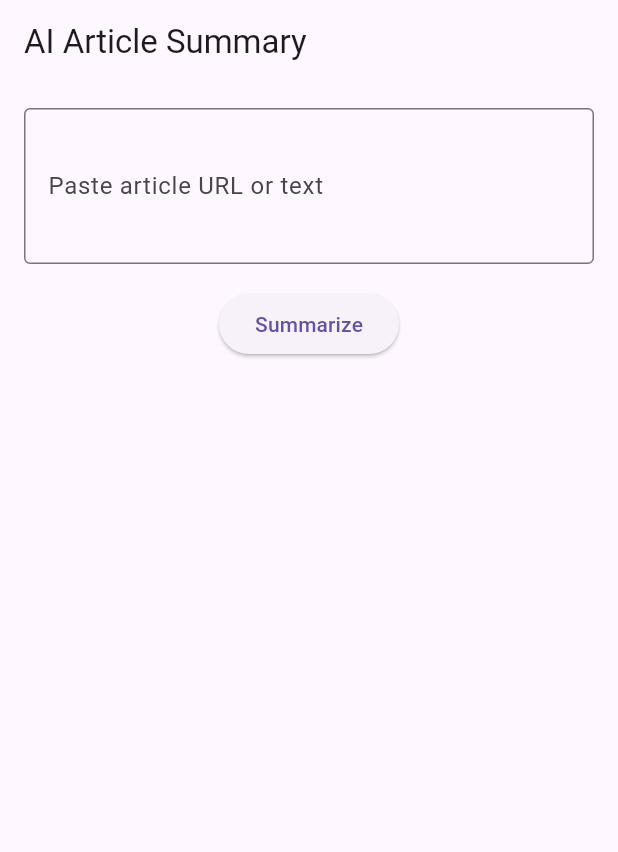
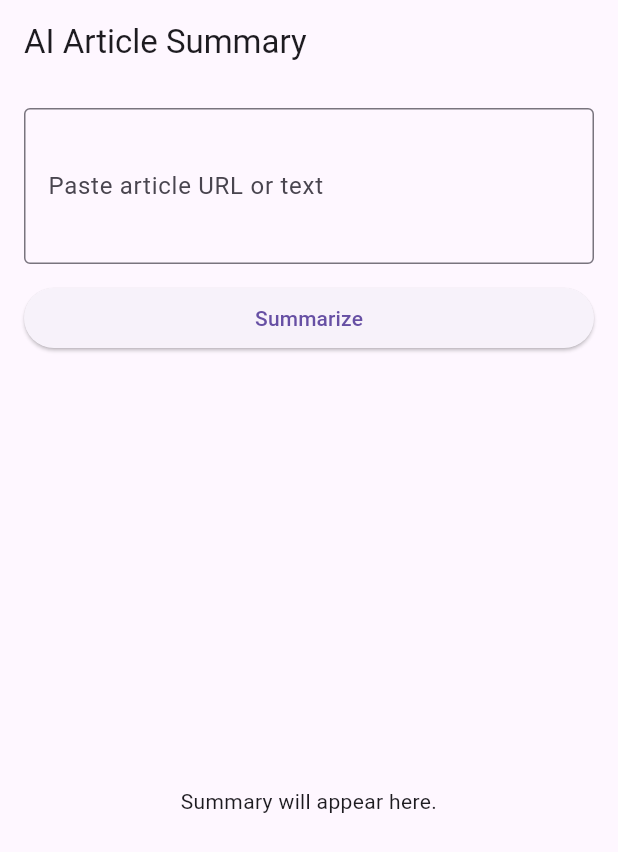
Before and after one commit to MiaDaddySH/ai-summary-app, a Flutter app: the screen it shows after launch, on a phone screen of 412 x 824 dp. Shown: the top 852 px of the screen. Run offline on Flutter 3.47's test engine with Material 3 defaults, Android fonts, the phone set to English and light mode, and no system bars.

Commit message:
feat: improve Flutter UI (clear input, copy summary, loading UI)

```diff
--- a/mobile/ai_summary_app/lib/screens/home_screen.dart
+++ b/mobile/ai_summary_app/lib/screens/home_screen.dart
@@ -1,4 +1,6 @@
 import 'package:flutter/material.dart';
+import 'package:flutter/services.dart';
+import '../services/api_service.dart';
 
 class HomeScreen extends StatefulWidget {
   const HomeScreen({super.key});
@@ -10,22 +12,68 @@ class HomeScreen extends StatefulWidget {
 class _HomeScreenState extends State<HomeScreen> {
   final TextEditingController _controller = TextEditingController();
 
+  bool _hasText = false;
   String _summary = "";
   bool _loading = false;
 
-  void _summarize() async {
+  @override
+  void initState() {
+    super.initState();
+
+    _controller.addListener(() {
+      final hasText = _controller.text.isNotEmpty;
+      if (hasText != _hasText) {
+        setState(() {
+          _hasText = hasText;
+        });
+      }
+    });
+  }
+
+  Future<void> _summarize() async {
+    final input = _controller.text.trim();
+    if (input.isEmpty) return;
+
     setState(() {
       _loading = true;
       _summary = "";
     });
 
-    // 先模拟 API
-    await Future.delayed(const Duration(seconds: 2));
+    try {
+      final result = await ApiService.summarize(input);
 
       setState(() {
-      _summary = "This is a demo summary. Later we will connect the API.";
+        _summary = result;
         _loading = false;
       });
+    } catch (e) {
+      setState(() {
+        _summary = "Error: $e";
+        _loading = false;
+      });
+    }
+  }
+
+  void _clearInput() {
+    _controller.clear();
+    setState(() {
+      _hasText = false;
+    });
+  }
+
+  void _copySummary() {
+    if (_summary.isEmpty) return;
+
+    Clipboard.setData(ClipboardData(text: _summary));
+    ScaffoldMessenger.of(context).showSnackBar(
+      const SnackBar(content: Text("Summary copied")),
+    );
+  }
+
+  @override
+  void dispose() {
+    _controller.dispose();
+    super.dispose();
   }
 
   @override
@@ -34,41 +82,85 @@ class _HomeScreenState extends State<HomeScreen> {
       appBar: AppBar(
         title: const Text("AI Article Summary"),
       ),
-      body: Padding(
+      body: SafeArea(
+        child: Padding(
           padding: const EdgeInsets.all(16),
           child: Column(
             children: [
-
               TextField(
                 controller: _controller,
-              decoration: const InputDecoration(
+                decoration: InputDecoration(
                   labelText: "Paste article URL or text",
-                border: OutlineInputBorder(),
+                  border: const OutlineInputBorder(),
+                  suffixIcon: _hasText
+                      ? IconButton(
+                          icon: const Icon(Icons.clear),
+                          onPressed: _loading ? null : _clearInput,
+                        )
+                      : null,
                 ),
                 maxLines: 3,
+                textInputAction: TextInputAction.done,
               ),
-
-            const SizedBox(height: 16),
-
-            ElevatedButton(
+              const SizedBox(height: 12),
+              SizedBox(
+                width: double.infinity,
+                child: ElevatedButton(
                   onPressed: _loading ? null : _summarize,
                   child: const Text("Summarize"),
                 ),
-
-            const SizedBox(height: 20),
-
-            if (_loading) const CircularProgressIndicator(),
-
-            if (_summary.isNotEmpty)
-              Card(
+              ),
+              const SizedBox(height: 12),
+              if (_loading)
+                const Column(
+                  children: [
+                    CircularProgressIndicator(),
+                    SizedBox(height: 8),
+                    Text("Summarizing article..."),
+                  ],
+                ),
+              const SizedBox(height: 12),
+              Expanded(
+                child: _summary.isEmpty
+                    ? const Center(
+                        child: Text(
+                          "Summary will appear here.",
+                          textAlign: TextAlign.center,
+                        ),
+                      )
+                    : Card(
                         child: Padding(
                           padding: const EdgeInsets.all(16),
-                  child: Text(_summary),
+                          child: Column(
+                            children: [
+                              Row(
+                                mainAxisAlignment: MainAxisAlignment.end,
+                                children: [
+                                  TextButton.icon(
+                                    onPressed: _copySummary,
+                                    icon: const Icon(Icons.copy),
+                                    label: const Text("Copy"),
+                                  ),
+                                ],
+                              ),
+                              const SizedBox(height: 8),
+                              Expanded(
+                                child: SingleChildScrollView(
+                                  child: SelectableText(
+                                    _summary,
+                                    textAlign: TextAlign.left,
+                                  ),
                                 ),
                               ),
                             ],
                           ),
                         ),
+                      ),
+              ),
+            ],
+          ),
+        ),
+      ),
     );
   }
 }
```
Also changed, not shown: mobile/ai_summary_app/lib/services/api_service.dart (+30 -0 lines). Lines whose indentation alone changed are shown as unchanged.
